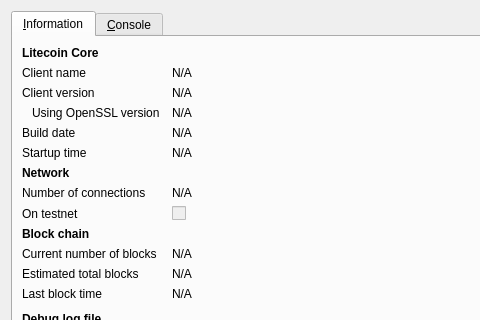
The window that src/qt/forms/rpcconsole.ui (eysho/BestKnownGame-Coins---Source) describes before a commit, drawn with Qt 5; both pictures show x 0 to 480 and y 0 to 320 of the 740 by 450 pixel window.
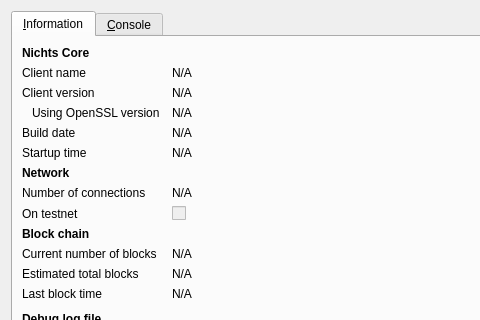
The same window after the commit. Icons and pictures are not drawn.

Patch:
```diff
--- a/src/qt/forms/rpcconsole.ui
+++ b/src/qt/forms/rpcconsole.ui
@@ -36,7 +36,7 @@
           </font>
          </property>
          <property name="text">
-          <string>Litecoin Core</string>
+          <string>Nichts Core</string>
          </property>
         </widget>
        </item>
```
Left out of the diff: 6 changed lines with no effect on the pictures.
